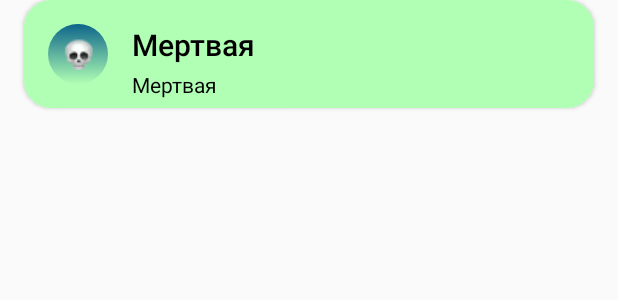
After one commit to i-redbyte/simple-life, an Android app: the layout life_item.xml on its own in the app's theme, with its tools: preview values and no code run, on a phone screen of 412 x 824 dp. The commit adds this screen. Shown: the top 300 px of the screen. Run offline under Robolectric (Android 15) with nearby library versions, the phone set to English and light mode, and no system bars.

Commit message:
add base layout for item

```diff
--- a/app/build.gradle
+++ b/app/build.gradle
@@ -31,6 +31,8 @@ dependencies {
     implementation 'androidx.appcompat:appcompat:1.1.0'
     implementation 'androidx.core:core-ktx:1.2.0'
     implementation 'androidx.constraintlayout:constraintlayout:1.1.3'
+    implementation 'androidx.cardview:cardview:1.0.0'
+
     def adapterDelegates = "3.1.0"
     implementation "com.hannesdorfmann:adapterdelegates3:$adapterDelegates"
     def glideVersion = "4.10.0"
--- /dev/null
+++ b/app/src/main/res/drawable/circle_dead.xml
@@ -0,0 +1,12 @@
+<?xml version="1.0" encoding="utf-8"?>
+<shape xmlns:android="http://schemas.android.com/apk/res/android"
+    android:shape="oval">
+
+    <gradient
+        android:angle="-90"
+        android:endColor="@color/colorMintGreen"
+        android:startColor="@color/colorAtoll" />
+    <size
+        android:width="@dimen/circleRadius"
+        android:height="@dimen/circleRadius" />
+</shape>
--- /dev/null
+++ b/app/src/main/res/drawable/circle_life.xml
@@ -0,0 +1,12 @@
+<?xml version="1.0" encoding="utf-8"?>
+<shape xmlns:android="http://schemas.android.com/apk/res/android"
+    android:shape="oval">
+
+    <gradient
+        android:angle="-90"
+        android:endColor="@color/colorCottonCandy"
+        android:startColor="@color/colorElectricViolet" />
+    <size
+        android:width="@dimen/circleRadius"
+        android:height="@dimen/circleRadius" />
+</shape>
--- /dev/null
+++ b/app/src/main/res/drawable/circle_lively.xml
@@ -0,0 +1,12 @@
+<?xml version="1.0" encoding="utf-8"?>
+<shape xmlns:android="http://schemas.android.com/apk/res/android"
+    android:shape="oval">
+
+    <gradient
+        android:angle="-90"
+        android:endColor="@color/colorButtermilk"
+        android:startColor="@color/colorSelectiveYellow" />
+    <size
+        android:width="@dimen/circleRadius"
+        android:height="@dimen/circleRadius" />
+</shape>
--- /dev/null
+++ b/app/src/main/res/layout/life_item.xml
@@ -0,0 +1,63 @@
+<?xml version="1.0" encoding="utf-8"?>
+
+<androidx.cardview.widget.CardView xmlns:android="http://schemas.android.com/apk/res/android"
+    xmlns:app="http://schemas.android.com/apk/res-auto"
+    xmlns:tools="http://schemas.android.com/tools"
+    android:layout_width="match_parent"
+    android:layout_height="@dimen/cellHeight"
+    android:layout_marginStart="@dimen/recyclerMarginStart"
+    android:layout_marginEnd="@dimen/recyclerMarginEnd"
+    android:layout_marginBottom="@dimen/indentBetweenCells"
+    app:cardCornerRadius="@dimen/cellRadius">
+
+    <androidx.constraintlayout.widget.ConstraintLayout
+        android:background="@color/colorMintGreen"
+        android:layout_width="match_parent"
+        android:layout_height="match_parent">
+
+        <View
+            android:id="@+id/vCircle"
+            android:layout_width="@dimen/circleRadius"
+            android:layout_height="@dimen/circleRadius"
+            android:layout_marginStart="@dimen/imageMargin"
+            app:layout_constraintBottom_toBottomOf="parent"
+            app:layout_constraintStart_toStartOf="parent"
+            app:layout_constraintTop_toTopOf="parent"
+            tools:background="@drawable/circle_dead" />
+
+        <ImageView
+            android:id="@+id/ivState"
+            android:layout_width="wrap_content"
+            android:layout_height="wrap_content"
+            android:src="@drawable/ic_skull"
+            app:layout_constraintBottom_toBottomOf="@id/vCircle"
+            app:layout_constraintEnd_toEndOf="@id/vCircle"
+            app:layout_constraintStart_toStartOf="@id/vCircle"
+            app:layout_constraintTop_toTopOf="@id/vCircle" />
+
+        <TextView
+            android:id="@+id/tvCellTitle"
+            android:layout_width="wrap_content"
+            android:layout_height="wrap_content"
+            android:layout_marginStart="@dimen/titleMarginStart"
+            android:layout_marginTop="@dimen/titleMarginTop"
+            android:fontFamily="sans-serif-medium"
+            android:textColor="@color/colorBlack"
+            android:textSize="@dimen/cellTitleSize"
+            app:layout_constraintStart_toEndOf="@+id/vCircle"
+            app:layout_constraintTop_toTopOf="parent"
+            tools:text="@string/cell_dead_title" />
+
+        <TextView
+            android:id="@+id/tvCellSubtitle"
+            android:layout_width="wrap_content"
+            android:layout_height="wrap_content"
+            android:layout_marginStart="@dimen/subtitleMarginStart"
+            android:fontFamily="sans-serif"
+            android:textColor="@color/colorBlack"
+            android:textSize="@dimen/cellSubtitleSize"
+            app:layout_constraintStart_toEndOf="@+id/vCircle"
+            app:layout_constraintTop_toBottomOf="@+id/ivState"
+            tools:text="@string/cell_dead_title" />
+    </androidx.constraintlayout.widget.ConstraintLayout>
+</androidx.cardview.widget.CardView>
--- a/app/src/main/res/values/dimens.xml
+++ b/app/src/main/res/values/dimens.xml
@@ -5,15 +5,20 @@
     <dimen name="cellSubtitleSize">14sp</dimen>
     <dimen name="buttonCornerRadius">4dp</dimen>
     <dimen name="buttonHeight">36dp</dimen>
-    <dimen name="cellHeight">36dp</dimen>
+    <dimen name="cellHeight">72dp</dimen>
     <dimen name="indentBetweenCells">4dp</dimen>
     <dimen name="textMargin">16dp</dimen>
     <dimen name="titleMarginTop">16dp</dimen>
+    <dimen name="subtitleMarginTop">8dp</dimen>
+    <dimen name="subtitleMarginStart">16dp</dimen>
+    <dimen name="titleMarginStart">16dp</dimen>
     <dimen name="imageMargin">16dp</dimen>
     <dimen name="buttonMargin">16dp</dimen>
     <dimen name="recyclerMarginTop">22dp</dimen>
     <dimen name="recyclerMarginBottom">22dp</dimen>
     <dimen name="recyclerMarginStart">16dp</dimen>
     <dimen name="recyclerMarginEnd">16dp</dimen>
+    <dimen name="circleRadius">40dp</dimen>
+    <dimen name="cellRadius">18dp</dimen>
 
 </resources>
```
Also changed, not shown: app/src/main/res/drawable/ic_life.webp (added), app/src/main/res/drawable/ic_skull.webp (added), app/src/main/res/drawable/ic_spark.webp (added).
